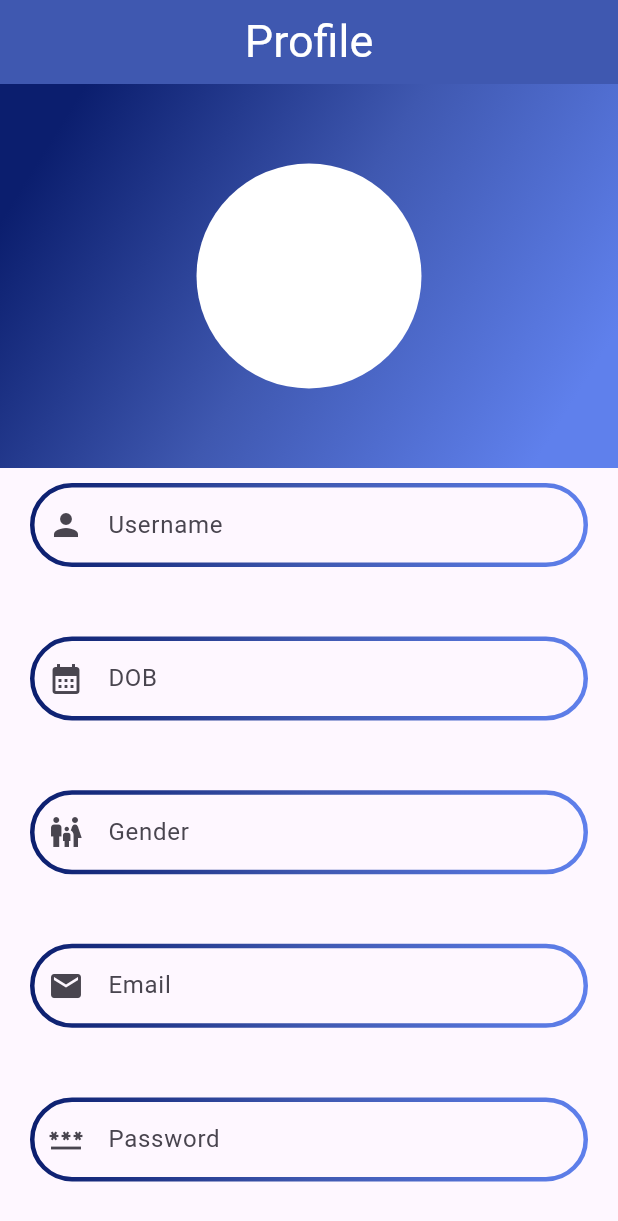
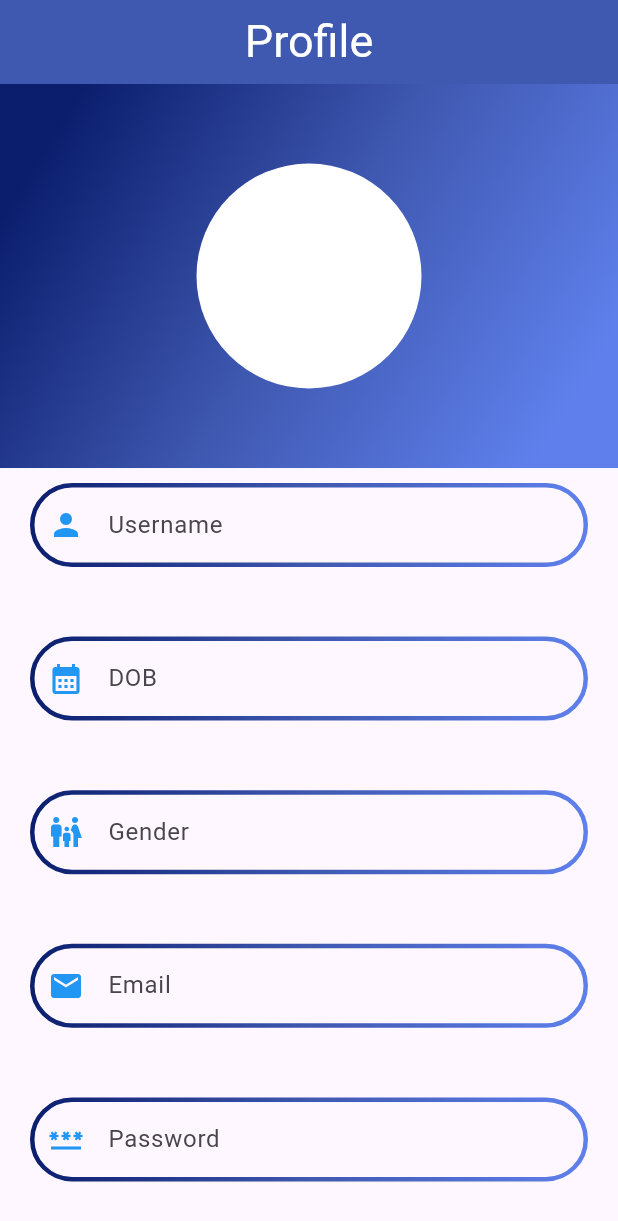
Before and after one commit to Google-Solutions-Challenge/PharmaQuill-App, a Flutter app: the screen it shows after launch, on a phone screen of 412 x 824 dp. Shown: the top 1221 px of the screen. Run offline on Flutter 3.47's test engine with Material 3 defaults, Android fonts, the phone set to English and light mode, and no system bars; our stand-ins replace gradient_borders.

Commit message:
Added icon color

```diff
--- a/pharmaquill/lib/components/signup.dart
+++ b/pharmaquill/lib/components/signup.dart
@@ -84,7 +84,10 @@ class _SignUpState extends State<SignUp> {
       child: TextField(
         decoration: InputDecoration(
             hintText: hintText,
-            prefixIcon: Icon(icon),
+            prefixIcon: Icon(
+              icon,
+              color: Colors.blue,
+            ),
             border: const GradientOutlineInputBorder(
                 borderRadius: BorderRadius.all(Radius.circular(30)),
                 width: 3,
```
